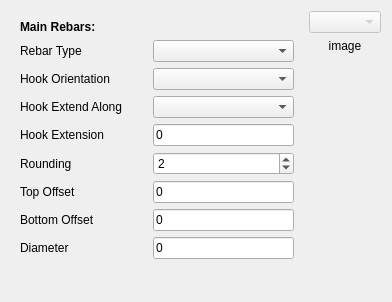
This is ColumnReinforcement/MainRebars.ui in amrit3701/FreeCAD-Reinforcement as Qt 5 draws it before an edit. The edited form follows.
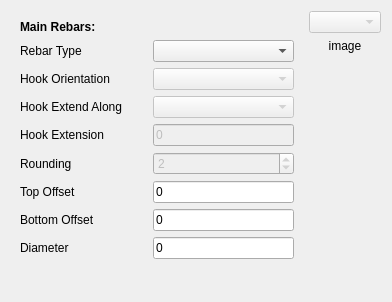
This is the edited form. Custom widgets are drawn as their Qt base class.

Commit message:
Enable rebars editing
Enable editing of created rebars
Store data related to rebars in their appropriate groups.

```diff
--- a/ColumnReinforcement/MainRebars.ui
+++ b/ColumnReinforcement/MainRebars.ui
@@ -60,7 +60,11 @@
        </widget>
       </item>
       <item row="2" column="1">
-       <widget class="Gui::PrefComboBox" name="main_rebars_hookOrientation"/>
+       <widget class="Gui::PrefComboBox" name="main_rebars_hookOrientation">
+        <property name="enabled">
+         <bool>false</bool>
+        </property>
+       </widget>
       </item>
       <item row="3" column="0">
        <widget class="QLabel" name="main_rebars_hookExtendAlongLabel">
@@ -70,7 +74,11 @@
        </widget>
       </item>
       <item row="3" column="1">
-       <widget class="Gui::PrefComboBox" name="main_rebars_hookExtendAlong"/>
+       <widget class="Gui::PrefComboBox" name="main_rebars_hookExtendAlong">
+        <property name="enabled">
+         <bool>false</bool>
+        </property>
+       </widget>
       </item>
       <item row="4" column="0">
        <widget class="QLabel" name="main_rebars_hookExtensionLabel">
@@ -81,6 +89,9 @@
       </item>
       <item row="4" column="1">
        <widget class="Gui::InputField" name="main_rebars_hookExtension">
+        <property name="enabled">
+         <bool>false</bool>
+        </property>
         <property name="text">
          <string>0 </string>
         </property>
@@ -98,6 +109,9 @@
       </item>
       <item row="5" column="1">
        <widget class="Gui::PrefSpinBox" name="main_rebars_rounding">
+        <property name="enabled">
+         <bool>false</bool>
+        </property>
         <property name="value">
          <number>2</number>
         </property>
```
The commit also changes 3 other files.
